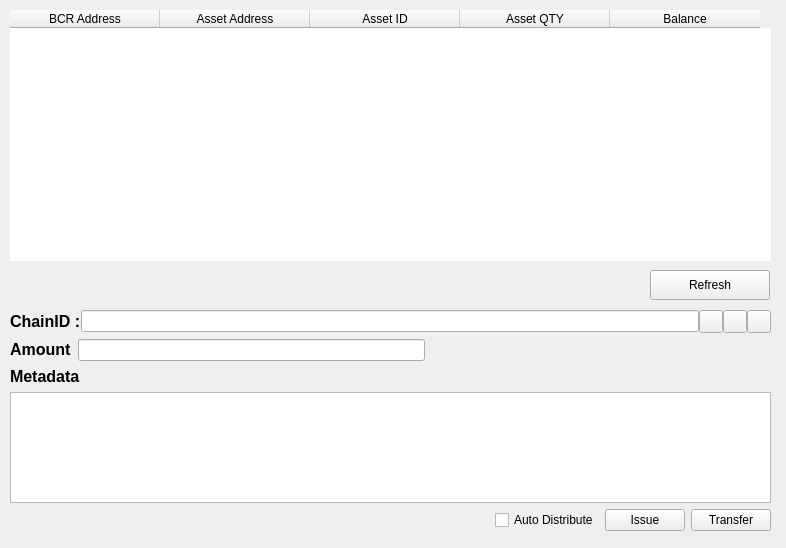
The window that src/qt/forms/assetspage.ui (thelonecrouton/bitcredit) describes before a commit, drawn with Qt 5.
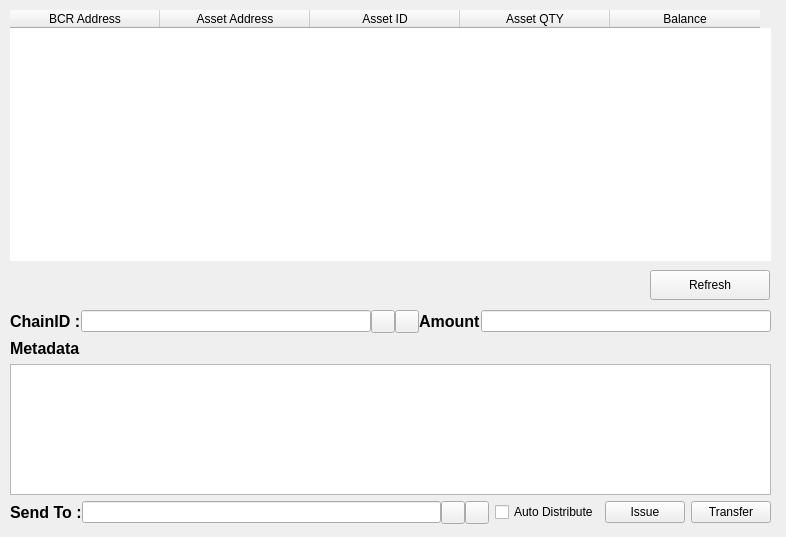
The same window after the commit. Icons and pictures are not drawn. Custom widgets are drawn as their Qt base class.

Diff of the .ui file:
```diff
--- a/src/qt/forms/assetspage.ui
+++ b/src/qt/forms/assetspage.ui
@@ -7,7 +7,7 @@
     <x>0</x>
     <y>0</y>
     <width>786</width>
-    <height>548</height>
+    <height>537</height>
    </rect>
   </property>
   <property name="windowTitle">
@@ -87,7 +87,7 @@
      <x>10</x>
      <y>310</y>
      <width>761</width>
-     <height>221</height>
+     <height>214</height>
     </rect>
    </property>
    <layout class="QVBoxLayout" name="verticalLayout">
@@ -136,23 +136,6 @@
         </property>
        </widget>
       </item>
-      <item>
-       <widget class="QToolButton" name="addressBookButtonr">
-        <property name="toolTip">
-         <string>&lt;html&gt;&lt;head/&gt;&lt;body&gt;&lt;p&gt;&lt;span style=&quot; color:#ffffff;&quot;&gt;Choose address from address book&lt;/span&gt;&lt;/p&gt;&lt;/body&gt;&lt;/html&gt;</string>
-        </property>
-        <property name="text">
-         <string/>
-        </property>
-        <property name="icon">
-         <iconset resource="../bitcredit.qrc">
-          <normaloff>:/icons/address-book</normaloff>:/icons/address-book</iconset>
-        </property>
-        <property name="shortcut">
-         <string>Alt+A</string>
-        </property>
-       </widget>
-      </item>
       <item>
        <widget class="QToolButton" name="pasteButton">
         <property name="toolTip">
@@ -170,10 +153,6 @@
         </property>
        </widget>
       </item>
-     </layout>
-    </item>
-    <item>
-     <layout class="QHBoxLayout" name="horizontalLayout">
       <item>
        <widget class="QLabel" name="label_3">
         <property name="sizePolicy">
@@ -190,19 +169,6 @@
       <item>
        <widget class="QLineEdit" name="amount"/>
       </item>
-      <item>
-       <spacer name="horizontalSpacer_2">
-        <property name="orientation">
-         <enum>Qt::Horizontal</enum>
-        </property>
-        <property name="sizeHint" stdset="0">
-         <size>
-          <width>40</width>
-          <height>20</height>
-         </size>
-        </property>
-       </spacer>
-      </item>
      </layout>
     </item>
     <item>
@@ -220,17 +186,68 @@
       <item>
        <layout class="QHBoxLayout" name="horizontalLayout_3">
         <item>
-         <spacer name="horizontalSpacer">
-          <property name="orientation">
-           <enum>Qt::Horizontal</enum>
+         <layout class="QHBoxLayout" name="sendToLayout_2">
+          <property name="spacing">
+           <number>0</number>
           </property>
-          <property name="sizeHint" stdset="0">
-           <size>
-            <width>40</width>
-            <height>20</height>
-           </size>
-          </property>
-         </spacer>
+          <item>
+           <widget class="QLabel" name="label_5">
+            <property name="sizePolicy">
+             <sizepolicy hsizetype="Preferred" vsizetype="Preferred">
+              <horstretch>0</horstretch>
+              <verstretch>0</verstretch>
+             </sizepolicy>
+            </property>
+            <property name="text">
+             <string>&lt;html&gt;&lt;head/&gt;&lt;body&gt;&lt;p&gt;&lt;span style=&quot; font-size:12pt; font-weight:600;&quot;&gt;Send To :&lt;/span&gt;&lt;/p&gt;&lt;/body&gt;&lt;/html&gt;</string>
+            </property>
+           </widget>
+          </item>
+          <item>
+           <widget class="QValidatedLineEdit" name="sendTo">
+            <property name="toolTip">
+             <string>The address to send the payment to  (e.g. 4Zo1ga6xuKuQ7JV7M9rGDoxdbYwV5zgQJ5)</string>
+            </property>
+            <property name="maxLength">
+             <number>34</number>
+            </property>
+           </widget>
+          </item>
+          <item>
+           <widget class="QToolButton" name="addressBookButton2">
+            <property name="toolTip">
+             <string>&lt;html&gt;&lt;head/&gt;&lt;body&gt;&lt;p&gt;&lt;span style=&quot; color:#ffffff;&quot;&gt;Choose address from address book&lt;/span&gt;&lt;/p&gt;&lt;/body&gt;&lt;/html&gt;</string>
+            </property>
+            <property name="text">
+             <string/>
+            </property>
+            <property name="icon">
+             <iconset resource="../bitcredit.qrc">
+              <normaloff>:/icons/address-book</normaloff>:/icons/address-book</iconset>
+            </property>
+            <property name="shortcut">
+             <string>Alt+A</string>
+            </property>
+           </widget>
+          </item>
+          <item>
+           <widget class="QToolButton" name="pasteButton2">
+            <property name="toolTip">
+             <string>&lt;html&gt;&lt;head/&gt;&lt;body&gt;&lt;p&gt;&lt;span style=&quot; color:#ffffff;&quot;&gt;Paste address from clipboard&lt;/span&gt;&lt;/p&gt;&lt;/body&gt;&lt;/html&gt;</string>
+            </property>
+            <property name="text">
+             <string/>
+            </property>
+            <property name="icon">
+             <iconset resource="../bitcredit.qrc">
+              <normaloff>:/icons/editpaste</normaloff>:/icons/editpaste</iconset>
+            </property>
+            <property name="shortcut">
+             <string>Alt+P</string>
+            </property>
+           </widget>
+          </item>
+         </layout>
         </item>
         <item>
          <widget class="QCheckBox" name="distribute">
```
